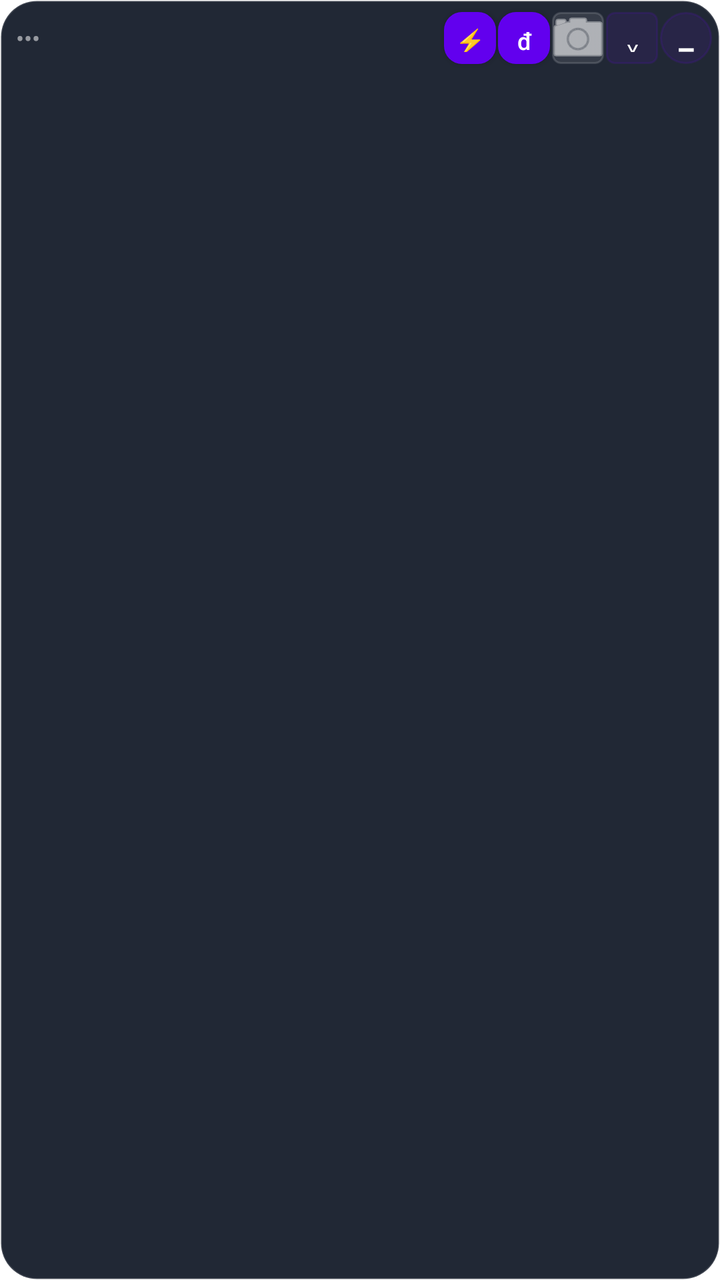
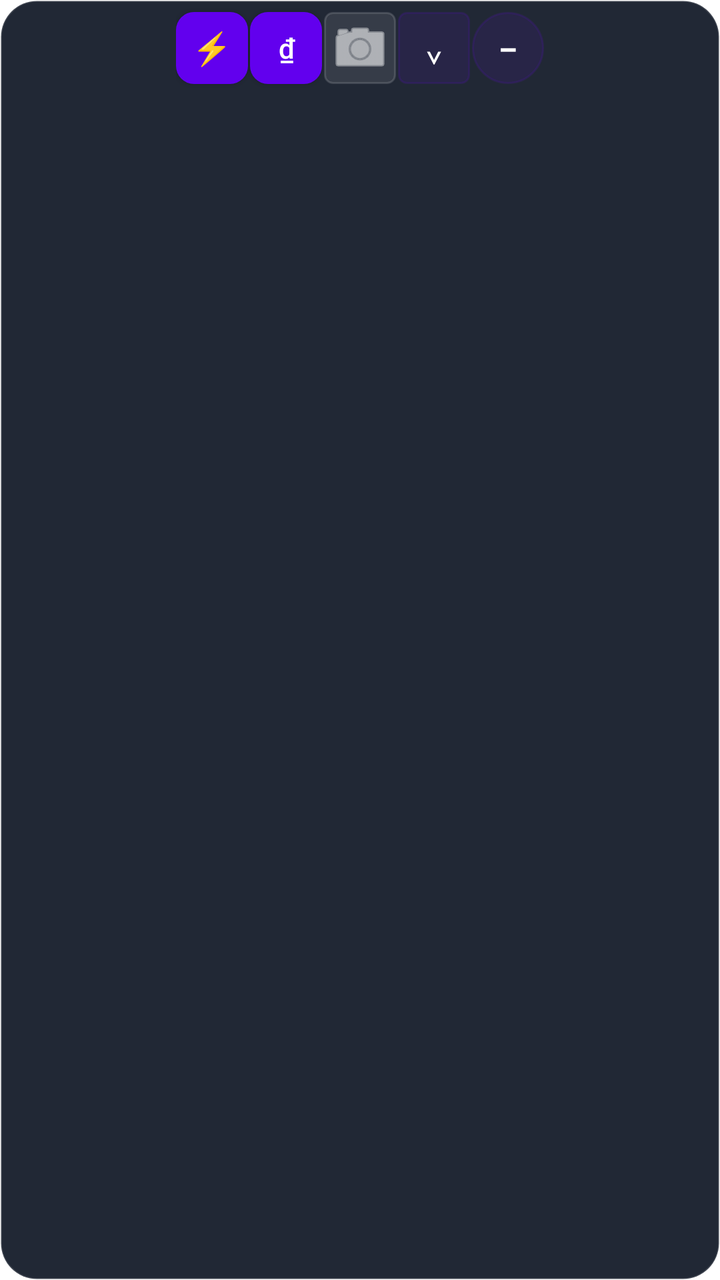

Compare the two renders of this Android layout. The source of the first and the diff that turns it into the second are given below.
<!-- AndroidManifest.xml: fallback theme Theme.MaterialComponents.DayNight.NoActionBar -->
<!-- res/layout/floating_window.xml -->
<?xml version="1.0" encoding="utf-8"?>
<LinearLayout xmlns:android="http://schemas.android.com/apk/res/android"
    android:id="@+id/floating_container"
    android:layout_width="match_parent"
    android:layout_height="wrap_content"
    android:orientation="vertical"
    android:background="@drawable/floating_window_background"
    android:padding="4dp"
    android:elevation="12dp">

    <LinearLayout
        android:layout_width="match_parent"
        android:layout_height="30dp"
        android:gravity="center_vertical"
        android:orientation="horizontal">

        
        <LinearLayout
            android:id="@+id/header_drag_handle"
            android:layout_width="0dp"
            android:layout_height="match_parent"
            android:layout_weight="1"
            android:gravity="center_vertical"
            android:orientation="horizontal">
            <TextView
                android:id="@+id/header_title"
                android:layout_width="match_parent"
                android:layout_height="wrap_content"
                android:paddingStart="4dp"
                android:text="•••"
                android:textColor="#88FFFFFF"
                android:textSize="12sp" />
        </LinearLayout>

        <Button
            android:id="@+id/batch_update_button"
            android:layout_width="26dp"
            android:layout_height="26dp"
            android:minWidth="0dp"
            android:minHeight="0dp"
            android:background="@drawable/update_button_background"
            android:padding="0dp"
            android:text="⚡"
            android:textColor="#FFFFFFFF"
            android:textSize="12sp" />

        <Button
            android:id="@+id/payment_tracking_button"
            android:layout_width="26dp"
            android:layout_height="26dp"
            android:layout_marginStart="1dp"
            android:minWidth="0dp"
            android:minHeight="0dp"
            android:background="@drawable/update_button_background"
            android:contentDescription="Chờ chuyển khoản"
            android:padding="0dp"
            android:text="₫"
            android:textColor="#FFFFFFFF"
            android:textSize="12sp" />

        <ImageButton
            android:id="@+id/quick_timemark_button"
            android:layout_width="26dp"
            android:layout_height="26dp"
            android:layout_marginStart="1dp"
            android:minWidth="0dp"
            android:minHeight="0dp"
            android:background="@drawable/refresh_button_background"
            android:contentDescription="Chụp ảnh TimeMark"
            android:padding="6dp"
            android:src="@android:drawable/ic_menu_camera"
            android:tint="#FFFFFFFF" />

        <Button
            android:id="@+id/toggle_panel_button"
            android:layout_width="26dp"
            android:layout_height="26dp"
            android:layout_marginStart="1dp"
            android:minWidth="0dp"
            android:minHeight="0dp"
            android:background="@drawable/refresh_button_background"
            android:padding="0dp"
            android:text="⌄"
            android:textColor="#FFFFFFFF"
            android:textSize="13sp" />

        <Button
            android:id="@+id/close_button"
            android:layout_width="26dp"
            android:layout_height="26dp"
            android:layout_marginStart="1dp"
            android:minWidth="0dp"
            android:minHeight="0dp"
            android:background="@drawable/close_button_background"
            android:padding="0dp"
            android:text="−"
            android:textColor="#FFFFFFFF"
            android:textSize="18sp" />
    </LinearLayout>

    <LinearLayout
        android:id="@+id/payment_queue_filter"
        android:layout_width="match_parent"
        android:layout_height="30dp"
        android:layout_marginTop="2dp"
        android:layout_marginBottom="2dp"
        android:orientation="horizontal"
        android:visibility="gone">

        <TextView
            android:id="@+id/payment_pending_tab"
            android:layout_width="0dp"
            android:layout_height="match_parent"
            android:layout_weight="1"
            android:gravity="center"
            android:text="Chờ"
            android:textSize="11sp"
            android:textStyle="bold" />

        <TextView
            android:id="@+id/payment_received_tab"
            android:layout_width="0dp"
            android:layout_height="match_parent"
            android:layout_marginStart="3dp"
            android:layout_weight="1"
            android:gravity="center"
            android:text="Đã nhận"
            android:textSize="11sp"
            android:textStyle="bold" />
    </LinearLayout>

    <ScrollView
        android:id="@+id/calls_scroll_view"
        android:layout_width="match_parent"
        android:layout_height="wrap_content"
        android:fillViewport="false"
        android:overScrollMode="ifContentScrolls">
        <LinearLayout
            android:id="@+id/calls_container"
            android:layout_width="match_parent"
            android:layout_height="wrap_content"
            android:orientation="vertical" />
    </ScrollView>

    <LinearLayout
        android:id="@+id/sms_input_container"
        android:layout_width="match_parent"
        android:layout_height="wrap_content"
        android:gravity="center_vertical"
        android:orientation="horizontal"
        android:visibility="gone">

        <EditText
            android:id="@+id/amount_input"
            android:layout_width="0dp"
            android:layout_height="40dp"
            android:layout_weight="1"
            android:background="@drawable/input_background"
            android:hint="1923 = 1.923.000đ"
            android:inputType="number"
            android:paddingStart="10dp"
            android:paddingEnd="6dp"
            android:singleLine="true"
            android:textColor="#FFFFFFFF"
            android:textColorHint="#80FFFFFF"
            android:textSize="13sp" />

        <Button
            android:id="@+id/send_sms_button"
            android:layout_width="38dp"
            android:layout_height="40dp"
            android:layout_marginStart="5dp"
            android:background="@drawable/sms_button_background"
            android:padding="0dp"
            android:text="✓"
            android:textColor="#FFFFFFFF"
            android:textSize="17sp" />

        <Button
            android:id="@+id/cancel_sms_button"
            android:layout_width="34dp"
            android:layout_height="40dp"
            android:layout_marginStart="4dp"
            android:background="@drawable/close_button_background"
            android:padding="0dp"
            android:text="×"
            android:textColor="#FFFFFFFF"
            android:textSize="18sp" />
    </LinearLayout>

</LinearLayout>
<!-- resources referenced by this layout -->
<resources>
  <!-- drawable close_button_background (drawable) -->
  <?xml version="1.0" encoding="utf-8"?>
  <shape xmlns:android="http://schemas.android.com/apk/res/android"
      android:shape="oval">
      <solid android:color="#18FFFFFF" />
      <stroke android:width="1dp" android:color="#24FFFFFF" />
  </shape>
  <!-- drawable floating_window_background (drawable) -->
  <?xml version="1.0" encoding="utf-8"?>
  <shape xmlns:android="http://schemas.android.com/apk/res/android"
      android:shape="rectangle">
      <solid android:color="#F2161D2B" />
      <corners android:radius="18dp" />
      <stroke
          android:width="1dp"
          android:color="#24FFFFFF" />
  </shape>
  <!-- drawable input_background (drawable) -->
  <?xml version="1.0" encoding="utf-8"?>
  <shape xmlns:android="http://schemas.android.com/apk/res/android"
      android:shape="rectangle">
      <solid android:color="#20FFFFFF" />
      <corners android:radius="6dp" />
      <stroke
          android:width="1dp"
          android:color="#40FFFFFF" />
  </shape>
  <!-- drawable refresh_button_background (drawable) -->
  <?xml version="1.0" encoding="utf-8"?>
  <shape xmlns:android="http://schemas.android.com/apk/res/android"
      android:shape="rectangle">
      
      <solid android:color="#18FFFFFF" />
      
      <corners android:radius="4dp" />
      
      <stroke
          android:width="1dp"
          android:color="#24FFFFFF" />
      
  </shape>
  <!-- drawable sms_button_background (drawable) -->
  <?xml version="1.0" encoding="utf-8"?>
  <shape xmlns:android="http://schemas.android.com/apk/res/android"
      android:shape="rectangle">
      <solid android:color="#FF1F9D72" />
      <corners android:radius="9dp" />
  </shape>
  <!-- drawable update_button_background (drawable) -->
  <?xml version="1.0" encoding="utf-8"?>
  <shape xmlns:android="http://schemas.android.com/apk/res/android"
      android:shape="rectangle">
      <solid android:color="#FF2B78E4" />
      <corners android:radius="9dp" />
  </shape>
</resources>

<!-- the commit's change to res/layout/floating_window.xml (unified diff, before → after) -->
@@ -10,44 +10,45 @@
 
     <LinearLayout
         android:layout_width="match_parent"
-        android:layout_height="30dp"
+        android:layout_height="40dp"
         android:gravity="center_vertical"
         android:orientation="horizontal">
 
-        
+        <TextView
+            android:id="@+id/header_drag_handle"
+            android:contentDescription="Kéo để di chuyển popup"
+            android:layout_width="0dp"
+            android:layout_height="match_parent"
+            android:layout_weight="1"
+            android:ellipsize="end"
+            android:gravity="center"
+            android:maxLines="1"
+            android:textColor="#88FFFFFF"
+            android:textSize="11sp" />
+
         <LinearLayout
-            android:id="@+id/header_drag_handle"
-            android:layout_width="0dp"
-            android:layout_height="match_parent"
-            android:layout_weight="1"
-            android:gravity="center_vertical"
+            android:id="@+id/header_actions"
+            android:layout_width="wrap_content"
+            android:layout_height="match_parent"
+            android:gravity="center"
             android:orientation="horizontal">
-            <TextView
-                android:id="@+id/header_title"
-                android:layout_width="match_parent"
-                android:layout_height="wrap_content"
-                android:paddingStart="4dp"
-                android:text="•••"
-                android:textColor="#88FFFFFF"
-                android:textSize="12sp" />
-        </LinearLayout>
 
         <Button
             android:id="@+id/batch_update_button"
-            android:layout_width="26dp"
-            android:layout_height="26dp"
+            android:layout_width="36dp"
+            android:layout_height="36dp"
             android:minWidth="0dp"
             android:minHeight="0dp"
             android:background="@drawable/update_button_background"
             android:padding="0dp"
             android:text="⚡"
             android:textColor="#FFFFFFFF"
-            android:textSize="12sp" />
+            android:textSize="16sp" />
 
         <Button
             android:id="@+id/payment_tracking_button"
-            android:layout_width="26dp"
-            android:layout_height="26dp"
+            android:layout_width="36dp"
+            android:layout_height="36dp"
             android:layout_marginStart="1dp"
             android:minWidth="0dp"
             android:minHeight="0dp"
@@ -56,12 +57,12 @@
             android:padding="0dp"
             android:text="₫"
             android:textColor="#FFFFFFFF"
-            android:textSize="12sp" />
+            android:textSize="14sp" />
 
         <ImageButton
             android:id="@+id/quick_timemark_button"
-            android:layout_width="26dp"
-            android:layout_height="26dp"
+            android:layout_width="36dp"
+            android:layout_height="36dp"
             android:layout_marginStart="1dp"
             android:minWidth="0dp"
             android:minHeight="0dp"
@@ -73,8 +74,8 @@
 
         <Button
             android:id="@+id/toggle_panel_button"
-            android:layout_width="26dp"
-            android:layout_height="26dp"
+            android:layout_width="36dp"
+            android:layout_height="36dp"
             android:layout_marginStart="1dp"
             android:minWidth="0dp"
             android:minHeight="0dp"
@@ -82,12 +83,12 @@
             android:padding="0dp"
             android:text="⌄"
             android:textColor="#FFFFFFFF"
-            android:textSize="13sp" />
+            android:textSize="17sp" />
 
         <Button
             android:id="@+id/close_button"
-            android:layout_width="26dp"
-            android:layout_height="26dp"
+            android:layout_width="36dp"
+            android:layout_height="36dp"
             android:layout_marginStart="1dp"
             android:minWidth="0dp"
             android:minHeight="0dp"
@@ -96,6 +97,13 @@
             android:text="−"
             android:textColor="#FFFFFFFF"
             android:textSize="18sp" />
+        </LinearLayout>
+
+        <View
+            android:id="@+id/header_drag_handle_right"
+            android:layout_width="0dp"
+            android:layout_height="match_parent"
+            android:layout_weight="1" />
     </LinearLayout>
 
     <LinearLayout
@@ -167,20 +175,33 @@
 
         <Button
             android:id="@+id/send_sms_button"
-            android:layout_width="38dp"
-            android:layout_height="40dp"
-            android:layout_marginStart="5dp"
+            android:layout_width="36dp"
+            android:layout_height="40dp"
+            android:layout_marginStart="3dp"
             android:background="@drawable/sms_button_background"
             android:padding="0dp"
             android:text="✓"
             android:textColor="#FFFFFFFF"
             android:textSize="17sp" />
+
+        <Button
+            android:id="@+id/send_zalo_button"
+            android:layout_width="36dp"
+            android:layout_height="40dp"
+            android:layout_marginStart="3dp"
+            android:background="@drawable/update_button_background"
+            android:contentDescription="Chia sẻ mã QR qua Zalo"
+            android:padding="0dp"
+            android:text="Z"
+            android:textColor="#FFFFFFFF"
+            android:textSize="15sp"
+            android:textStyle="bold" />
 
         <Button
             android:id="@+id/cancel_sms_button"
             android:layout_width="34dp"
             android:layout_height="40dp"
-            android:layout_marginStart="4dp"
+            android:layout_marginStart="3dp"
             android:background="@drawable/close_button_background"
             android:padding="0dp"
             android:text="×"
@@ -188,4 +209,17 @@
             android:textSize="18sp" />
     </LinearLayout>
 
+    <TextView
+        android:id="@+id/panel_resize_handle"
+        android:layout_width="48dp"
+        android:layout_height="36dp"
+        android:layout_gravity="end"
+        android:background="@drawable/refresh_button_background"
+        android:contentDescription="Kéo để thay đổi kích thước popup"
+        android:gravity="center"
+        android:text="↘"
+        android:textColor="#AAFFFFFF"
+        android:textSize="20sp"
+        android:visibility="gone" />
+
 </LinearLayout>
